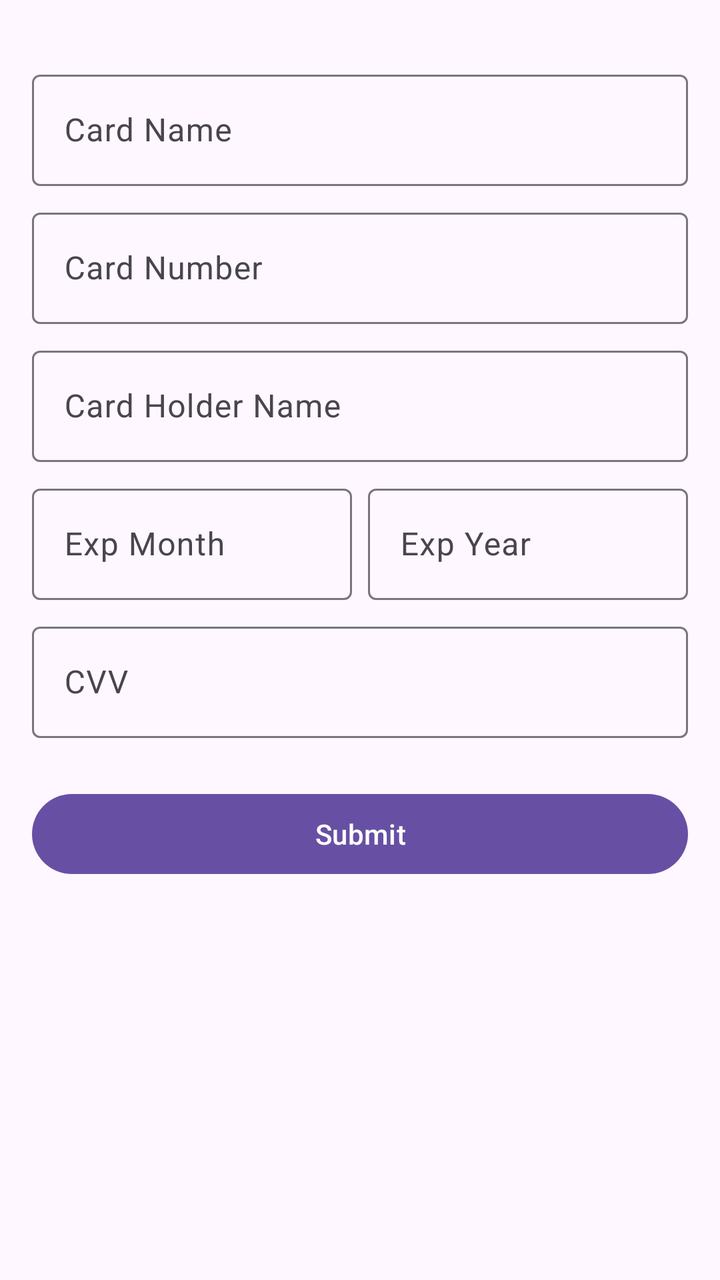
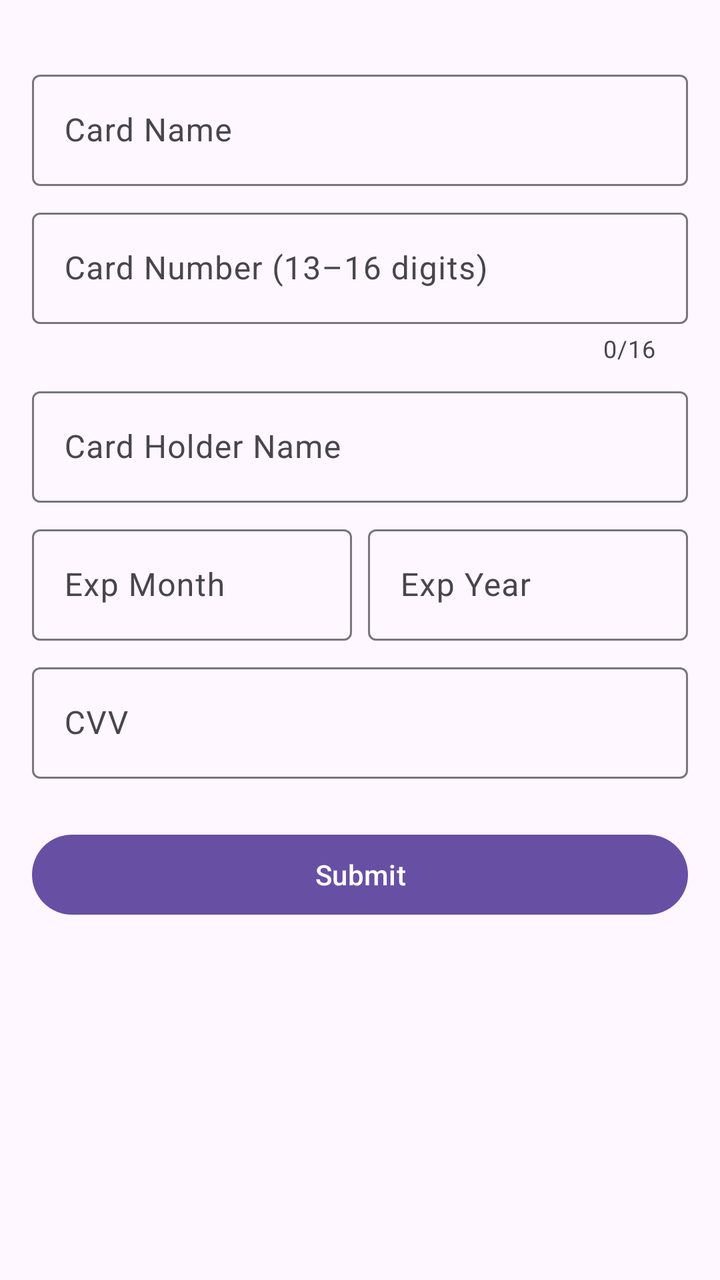

The first picture is an Android layout as it rendered before a commit; the second is the same layout after the commit. The layout source and the unified diff follow.
<!-- AndroidManifest.xml: application theme Theme.Vault -->
<!-- res/layout/new_card_form_fragment.xml -->
<?xml version="1.0" encoding="utf-8"?>
<ScrollView xmlns:android="http://schemas.android.com/apk/res/android"
    xmlns:app="http://schemas.android.com/apk/res-auto"
    android:layout_width="match_parent"
    android:layout_height="match_parent"
    android:fillViewport="true"
    android:isScrollContainer="true">

    <androidx.constraintlayout.widget.ConstraintLayout
        android:layout_width="match_parent"
        android:layout_height="wrap_content"
        android:padding="16dp">

        <com.google.android.material.textfield.TextInputLayout
            android:id="@+id/til_card_name"
            android:layout_width="0dp"
            android:layout_height="wrap_content"
            android:layout_marginTop="16dp"
            android:hint="Card Name"
            app:layout_constraintEnd_toEndOf="parent"
            app:layout_constraintStart_toStartOf="parent"
            app:layout_constraintTop_toTopOf="parent">

            <com.google.android.material.textfield.TextInputEditText
                android:id="@+id/et_card_name"
                android:layout_width="match_parent"
                android:layout_height="wrap_content"
                android:inputType="text" />
        </com.google.android.material.textfield.TextInputLayout>

        <com.google.android.material.textfield.TextInputLayout
            android:id="@+id/til_card_number"
            android:layout_width="0dp"
            android:layout_height="wrap_content"
            android:layout_marginTop="8dp"
            android:hint="Card Number"
            app:layout_constraintEnd_toEndOf="parent"
            app:layout_constraintStart_toStartOf="parent"
            app:layout_constraintTop_toBottomOf="@id/til_card_name">

            <com.google.android.material.textfield.TextInputEditText
                android:id="@+id/et_card_number"
                android:layout_width="match_parent"
                android:layout_height="wrap_content"
                android:inputType="number"
                android:maxLength="16"/>
        </com.google.android.material.textfield.TextInputLayout>

        <com.google.android.material.textfield.TextInputLayout
            android:id="@+id/til_card_holder_name"
            android:layout_width="0dp"
            android:layout_height="wrap_content"
            android:layout_marginTop="8dp"
            android:hint="Card Holder Name"
            app:layout_constraintEnd_toEndOf="parent"
            app:layout_constraintStart_toStartOf="parent"
            app:layout_constraintTop_toBottomOf="@id/til_card_number">

            <com.google.android.material.textfield.TextInputEditText
                android:id="@+id/et_card_holder_name"
                android:layout_width="match_parent"
                android:layout_height="wrap_content"
                android:inputType="textPersonName" />
        </com.google.android.material.textfield.TextInputLayout>

        <com.google.android.material.textfield.TextInputLayout
            android:id="@+id/til_exp_month"
            android:layout_width="0dp"
            android:layout_height="wrap_content"
            android:layout_marginTop="8dp"
            android:layout_marginEnd="8dp"
            android:hint="Exp Month"
            app:layout_constraintEnd_toStartOf="@+id/til_exp_year"
            app:layout_constraintHorizontal_bias="0.5"
            app:layout_constraintStart_toStartOf="parent"
            app:layout_constraintTop_toBottomOf="@id/til_card_holder_name">

            <com.google.android.material.textfield.TextInputEditText
                android:id="@+id/et_exp_month"
                android:layout_width="match_parent"
                android:layout_height="wrap_content"
                android:inputType="number"
                android:maxLength="2" />
        </com.google.android.material.textfield.TextInputLayout>

        <com.google.android.material.textfield.TextInputLayout
            android:id="@+id/til_exp_year"
            android:layout_width="0dp"
            android:layout_height="wrap_content"
            android:layout_marginTop="8dp"
            android:hint="Exp Year"
            app:layout_constraintEnd_toEndOf="parent"
            app:layout_constraintHorizontal_bias="0.5"
            app:layout_constraintStart_toEndOf="@+id/til_exp_month"
            app:layout_constraintTop_toBottomOf="@id/til_card_holder_name">

            <com.google.android.material.textfield.TextInputEditText
                android:id="@+id/et_exp_year"
                android:layout_width="match_parent"
                android:layout_height="wrap_content"
                android:inputType="number"
                android:maxLength="2" />
        </com.google.android.material.textfield.TextInputLayout>

        <com.google.android.material.textfield.TextInputLayout
            android:id="@+id/til_cvv"
            android:layout_width="0dp"
            android:layout_height="wrap_content"
            android:layout_marginTop="8dp"
            android:hint="CVV"
            app:layout_constraintEnd_toEndOf="parent"
            app:layout_constraintStart_toStartOf="parent"
            app:layout_constraintTop_toBottomOf="@id/til_exp_month">

            <com.google.android.material.textfield.TextInputEditText
                android:id="@+id/et_cvv"
                android:layout_width="match_parent"
                android:layout_height="wrap_content"
                android:inputType="numberPassword"
                android:maxLength="3" />
        </com.google.android.material.textfield.TextInputLayout>

        <com.google.android.material.button.MaterialButton
            android:id="@+id/btn_submit"
            android:layout_width="0dp"
            android:layout_height="wrap_content"
            android:layout_marginTop="24dp"
            android:text="Submit"
            app:layout_constraintEnd_toEndOf="parent"
            app:layout_constraintStart_toStartOf="parent"
            app:layout_constraintTop_toBottomOf="@id/til_cvv" />

    </androidx.constraintlayout.widget.ConstraintLayout>
</ScrollView>
<!-- resources referenced by this layout -->
<resources>
  <style name="Theme.Vault" parent="Base.Theme.Vault" />
  <style name="Base.Theme.Vault" parent="Theme.Material3.DayNight.NoActionBar">
          
          
      </style>
</resources>

<!-- the commit's change to res/layout/new_card_form_fragment.xml (unified diff, before → after) -->
@@ -16,7 +16,7 @@
             android:layout_width="0dp"
             android:layout_height="wrap_content"
             android:layout_marginTop="16dp"
-            android:hint="Card Name"
+            android:hint="@string/hint_card_name"
             app:layout_constraintEnd_toEndOf="parent"
             app:layout_constraintStart_toStartOf="parent"
             app:layout_constraintTop_toTopOf="parent">
@@ -33,7 +33,10 @@
             android:layout_width="0dp"
             android:layout_height="wrap_content"
             android:layout_marginTop="8dp"
-            android:hint="Card Number"
+            android:hint="@string/hint_card_number"
+            app:counterEnabled="true"
+            app:counterMaxLength="16"
+            app:errorEnabled="true"
             app:layout_constraintEnd_toEndOf="parent"
             app:layout_constraintStart_toStartOf="parent"
             app:layout_constraintTop_toBottomOf="@id/til_card_name">
@@ -51,7 +54,7 @@
             android:layout_width="0dp"
             android:layout_height="wrap_content"
             android:layout_marginTop="8dp"
-            android:hint="Card Holder Name"
+            android:hint="@string/hint_card_holder_name"
             app:layout_constraintEnd_toEndOf="parent"
             app:layout_constraintStart_toStartOf="parent"
             app:layout_constraintTop_toBottomOf="@id/til_card_number">
@@ -69,7 +72,7 @@
             android:layout_height="wrap_content"
             android:layout_marginTop="8dp"
             android:layout_marginEnd="8dp"
-            android:hint="Exp Month"
+            android:hint="@string/hint_exp_month"
             app:layout_constraintEnd_toStartOf="@+id/til_exp_year"
             app:layout_constraintHorizontal_bias="0.5"
             app:layout_constraintStart_toStartOf="parent"
@@ -88,7 +91,7 @@
             android:layout_width="0dp"
             android:layout_height="wrap_content"
             android:layout_marginTop="8dp"
-            android:hint="Exp Year"
+            android:hint="@string/hint_exp_year"
             app:layout_constraintEnd_toEndOf="parent"
             app:layout_constraintHorizontal_bias="0.5"
             app:layout_constraintStart_toEndOf="@+id/til_exp_month"
@@ -107,7 +110,7 @@
             android:layout_width="0dp"
             android:layout_height="wrap_content"
             android:layout_marginTop="8dp"
-            android:hint="CVV"
+            android:hint="@string/hint_cvv"
             app:layout_constraintEnd_toEndOf="parent"
             app:layout_constraintStart_toStartOf="parent"
             app:layout_constraintTop_toBottomOf="@id/til_exp_month">
@@ -125,7 +128,7 @@
             android:layout_width="0dp"
             android:layout_height="wrap_content"
             android:layout_marginTop="24dp"
-            android:text="Submit"
+            android:text="@string/btn_submit"
             app:layout_constraintEnd_toEndOf="parent"
             app:layout_constraintStart_toStartOf="parent"
             app:layout_constraintTop_toBottomOf="@id/til_cvv" />
<!-- resource entries referenced after the edit -->
@@ -1,5 +1,12 @@
 <!-- resources referenced by this layout -->
 <resources>
+  <string name="btn_submit">Submit</string>
+  <string name="hint_card_holder_name">Card Holder Name</string>
+  <string name="hint_card_name">Card Name</string>
+  <string name="hint_card_number">Card Number (13–16 digits)</string>
+  <string name="hint_cvv">CVV</string>
+  <string name="hint_exp_month">Exp Month</string>
+  <string name="hint_exp_year">Exp Year</string>
   <style name="Theme.Vault" parent="Base.Theme.Vault" />
   <style name="Base.Theme.Vault" parent="Theme.Material3.DayNight.NoActionBar">
           
